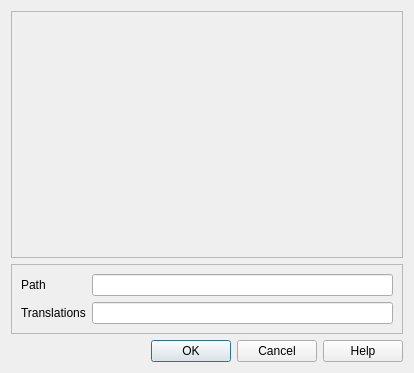
Above: eyes17/layouts/screenshot.ui from expeyes/expeyes-programs before the change. Below: the same form after it.
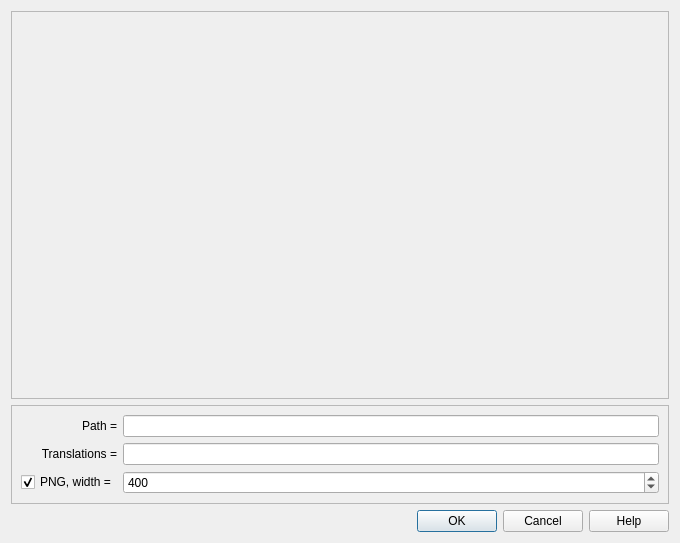
That is the form after the change.

Commit message: added options for PNG screenshots

Patch:
```diff
--- a/eyes17/layouts/screenshot.ui
+++ b/eyes17/layouts/screenshot.ui
@@ -6,8 +6,8 @@
    <rect>
     <x>0</x>
     <y>0</y>
-    <width>414</width>
-    <height>373</height>
+    <width>680</width>
+    <height>543</height>
    </rect>
   </property>
   <property name="windowTitle">
@@ -39,23 +39,52 @@
       <enum>QFrame::Raised</enum>
      </property>
      <layout class="QGridLayout" name="gridLayout">
-      <item row="0" column="1">
+      <item row="0" column="2">
        <widget class="QLineEdit" name="pathEdit"/>
       </item>
       <item row="1" column="0">
        <widget class="QLabel" name="translationLabel">
         <property name="text">
-         <string>Translations</string>
+         <string>Translations =</string>
+        </property>
+        <property name="alignment">
+         <set>Qt::AlignRight|Qt::AlignTrailing|Qt::AlignVCenter</set>
         </property>
        </widget>
       </item>
-      <item row="1" column="1">
+      <item row="1" column="2">
        <widget class="QLineEdit" name="langEdit"/>
       </item>
       <item row="0" column="0">
        <widget class="QLabel" name="pathLabel">
         <property name="text">
-         <string>Path</string>
+         <string>Path =</string>
+        </property>
+        <property name="alignment">
+         <set>Qt::AlignRight|Qt::AlignTrailing|Qt::AlignVCenter</set>
+        </property>
+       </widget>
+      </item>
+      <item row="2" column="0">
+       <widget class="QCheckBox" name="widthCheckBox">
+        <property name="text">
+         <string>PNG, width =</string>
+        </property>
+        <property name="checked">
+         <bool>true</bool>
+        </property>
+       </widget>
+      </item>
+      <item row="2" column="2">
+       <widget class="QSpinBox" name="widthSpinBox">
+        <property name="maximum">
+         <number>1000</number>
+        </property>
+        <property name="singleStep">
+         <number>10</number>
+        </property>
+        <property name="value">
+         <number>400</number>
         </property>
        </widget>
       </item>
```
